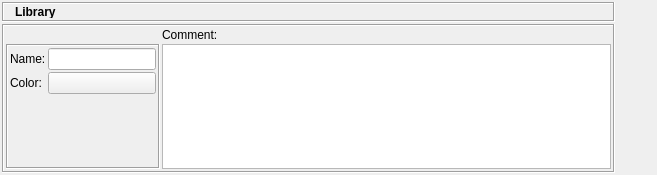
Old version of the form src/gui/librarydialog_q.ui in the repository fwbuilder/fwbuilder.
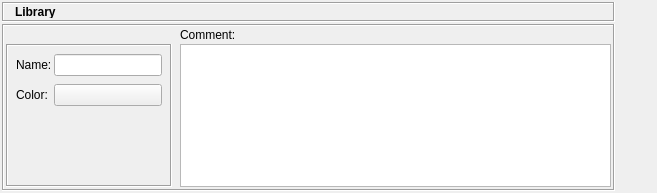
New version of the form. Icons and pictures are not drawn.

Diff of the .ui file:
```diff
--- a/src/gui/librarydialog_q.ui
+++ b/src/gui/librarydialog_q.ui
@@ -156,7 +156,7 @@
          <number>2</number>
         </property>
         <property name="horizontalSpacing" >
-         <number>2</number>
+         <number>8</number>
         </property>
         <property name="verticalSpacing" >
          <number>2</number>
@@ -171,22 +171,22 @@
           </property>
           <layout class="QGridLayout" >
            <property name="leftMargin" >
-            <number>2</number>
+            <number>8</number>
            </property>
            <property name="topMargin" >
-            <number>2</number>
+            <number>8</number>
            </property>
            <property name="rightMargin" >
-            <number>2</number>
+            <number>8</number>
            </property>
            <property name="bottomMargin" >
-            <number>2</number>
+            <number>8</number>
            </property>
            <property name="horizontalSpacing" >
             <number>2</number>
            </property>
            <property name="verticalSpacing" >
-            <number>2</number>
+            <number>8</number>
            </property>
            <item row="0" column="1" >
             <widget class="QLineEdit" name="obj_name" >
```
